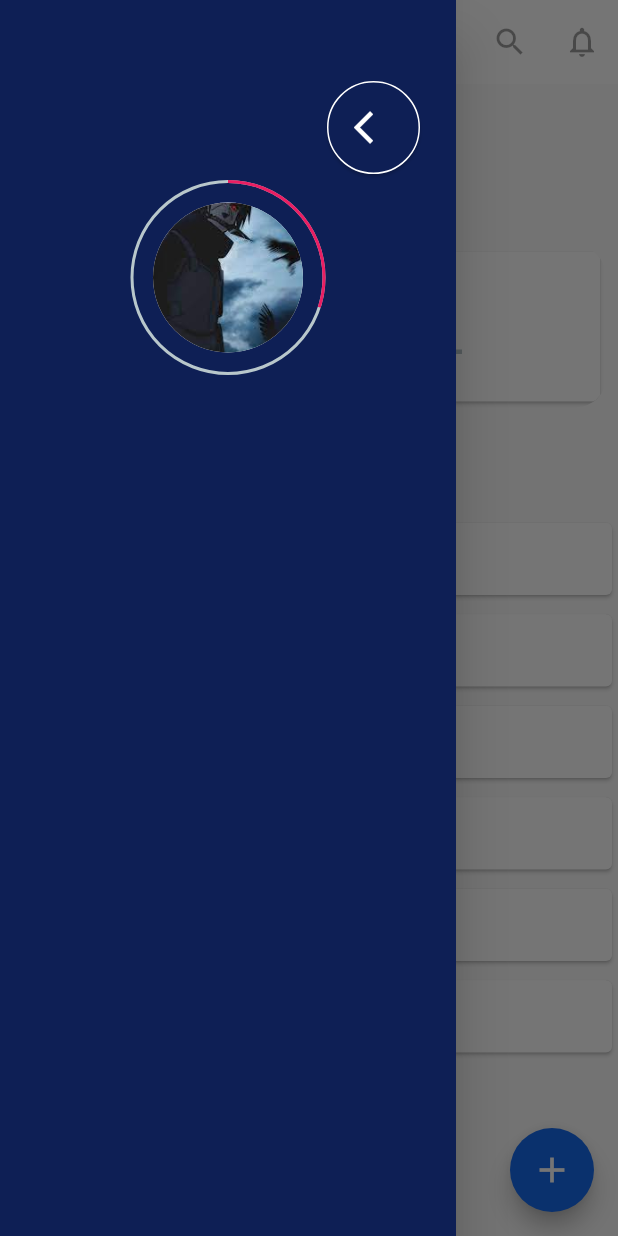
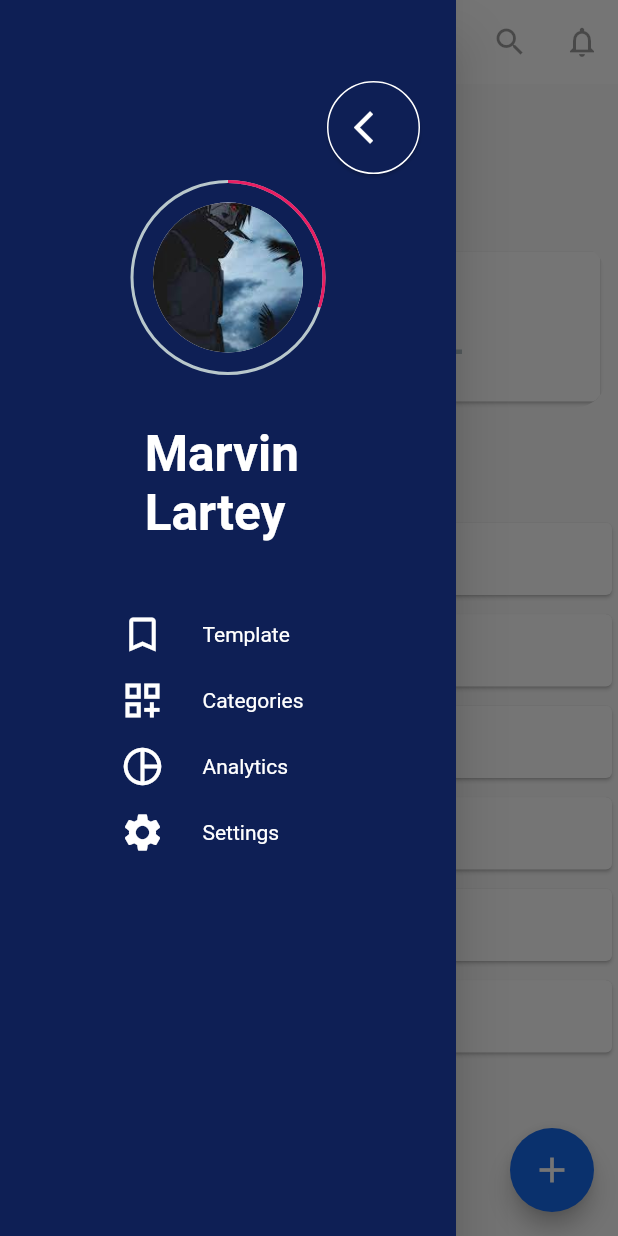
Before and after one commit to marvinlartey/To_Do, a Flutter app: the TasksPage screen opened directly, with the side drawer open, on a phone screen of 412 x 824 dp. Run offline on Flutter 3.47's test engine with Material 2 defaults, Android fonts, the phone set to English and light mode, and no system bars; drawn by our look-alikes of percent_indicator.

Commit message:
completed drawer

```diff
--- a/todo/lib/views/tasks_page.dart
+++ b/todo/lib/views/tasks_page.dart
@@ -17,6 +17,7 @@ class TasksPage extends StatelessWidget {
   @override
   Widget build(BuildContext context) {
     return Scaffold(
+      //DRAWER
       drawer: Drawer(
         child: Container(
           color: const Color.fromRGBO(14, 31, 85, 1),
@@ -52,6 +53,40 @@ class TasksPage extends StatelessWidget {
                     backgroundColor: Colors.white,
                     backgroundImage: AssetImage('assets/images/itachi.jpg'),
                   ),
+                ),
+              ),
+              const Padding(
+                padding: EdgeInsets.only(top: 33),
+                child: Text('Marvin \nLartey',
+                    style: TextStyle(
+                        fontSize: 33,
+                        fontWeight: FontWeight.bold,
+                        color: Colors.white)),
+              ),
+              Container(
+                margin: const EdgeInsets.fromLTRB(80, 40, 0, 0),
+                child: Column(
+                  children: const [
+                    SizedBox(
+                      height: 0,
+                    ),
+                    RowWithIconAndText(
+                      icon: Icons.bookmark_border_outlined,
+                      text: 'Template',
+                    ),
+                    RowWithIconAndText(
+                      icon: Icons.dashboard_customize_outlined,
+                      text: 'Categories',
+                    ),
+                    RowWithIconAndText(
+                      icon: Icons.pie_chart_outline,
+                      text: 'Analytics',
+                    ),
+                    RowWithIconAndText(
+                      icon: Icons.settings,
+                      text: 'Settings',
+                    ),
+                  ],
                 ),
               )
             ],
@@ -220,7 +255,7 @@ class TasksPage extends StatelessWidget {
                               ),
                               const Padding(
                                 padding: EdgeInsets.only(left: 10.0),
-                                child: Text('Personal',
+                                child: Text('Family',
                                     style: TextStyle(
                                       fontSize: 18,
                                       fontWeight: FontWeight.bold,
@@ -266,7 +301,7 @@ class TasksPage extends StatelessWidget {
                               ),
                               const Padding(
                                 padding: EdgeInsets.only(left: 10.0),
-                                child: Text('Personal',
+                                child: Text('Work',
                                     style: TextStyle(
                                       fontSize: 18,
                                       fontWeight: FontWeight.bold,
@@ -347,3 +382,36 @@ class TasksPage extends StatelessWidget {
     );
   }
 }
+
+class RowWithIconAndText extends StatelessWidget {
+  final IconData? icon;
+  final String text;
+  const RowWithIconAndText({
+    Key? key,
+    required this.icon,
+    required this.text,
+  }) : super(key: key);
+
+  @override
+  Widget build(BuildContext context) {
+    return Row(
+      children: [
+        Icon(
+          icon,
+          size: 30,
+          color: Colors.white,
+        ),
+        const SizedBox(
+          width: 25,
+        ),
+        Text(
+          text,
+          style: const TextStyle(color: Colors.white),
+        ),
+        const SizedBox(
+          height: 44,
+        )
+      ],
+    );
+  }
+}
```
